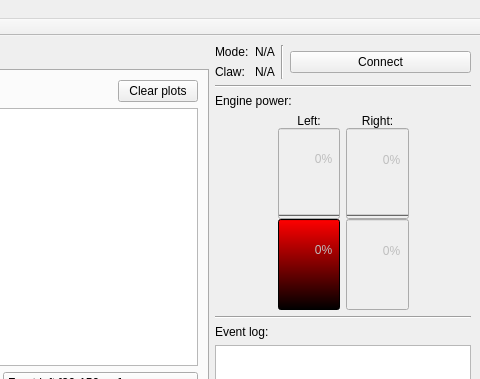
Above: forms/mainwindow.ui from Flooten/mazetercontrol before the change; both pictures show x 600 to 1080 and y 0 to 379 of the 1080 by 700 pixel window. Below: the same form after it.
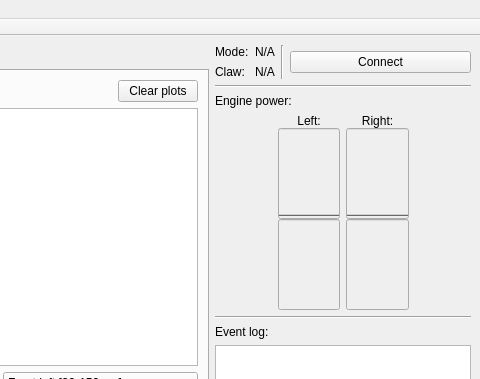
That is the form after the change. Icons and pictures are not drawn.

What changed in the file:
```diff
--- a/forms/mainwindow.ui
+++ b/forms/mainwindow.ui
@@ -395,6 +395,9 @@
             <property name="alignment">
              <set>Qt::AlignLeading|Qt::AlignLeft|Qt::AlignVCenter</set>
             </property>
+            <property name="textVisible">
+             <bool>false</bool>
+            </property>
             <property name="orientation">
              <enum>Qt::Vertical</enum>
             </property>
@@ -412,13 +415,14 @@
              </sizepolicy>
             </property>
             <property name="styleSheet">
-             <string notr="true">QProgressBar {
-	background-color: qlineargradient(spread:pad, x1:0, y1:0, x2:0, y2:1, stop:0 rgba(255, 0, 0, 255), stop:1 rgba(0, 0, 0, 255));
-}</string>
+             <string notr="true"/>
             </property>
             <property name="value">
              <number>0</number>
             </property>
+            <property name="textVisible">
+             <bool>false</bool>
+            </property>
             <property name="orientation">
              <enum>Qt::Vertical</enum>
             </property>
@@ -462,7 +466,7 @@
              <set>Qt::AlignCenter</set>
             </property>
             <property name="textVisible">
-             <bool>true</bool>
+             <bool>false</bool>
             </property>
             <property name="orientation">
              <enum>Qt::Vertical</enum>
@@ -493,7 +497,7 @@
              <set>Qt::AlignCenter</set>
             </property>
             <property name="textVisible">
-             <bool>true</bool>
+             <bool>false</bool>
             </property>
             <property name="orientation">
              <enum>Qt::Vertical</enum>
```
